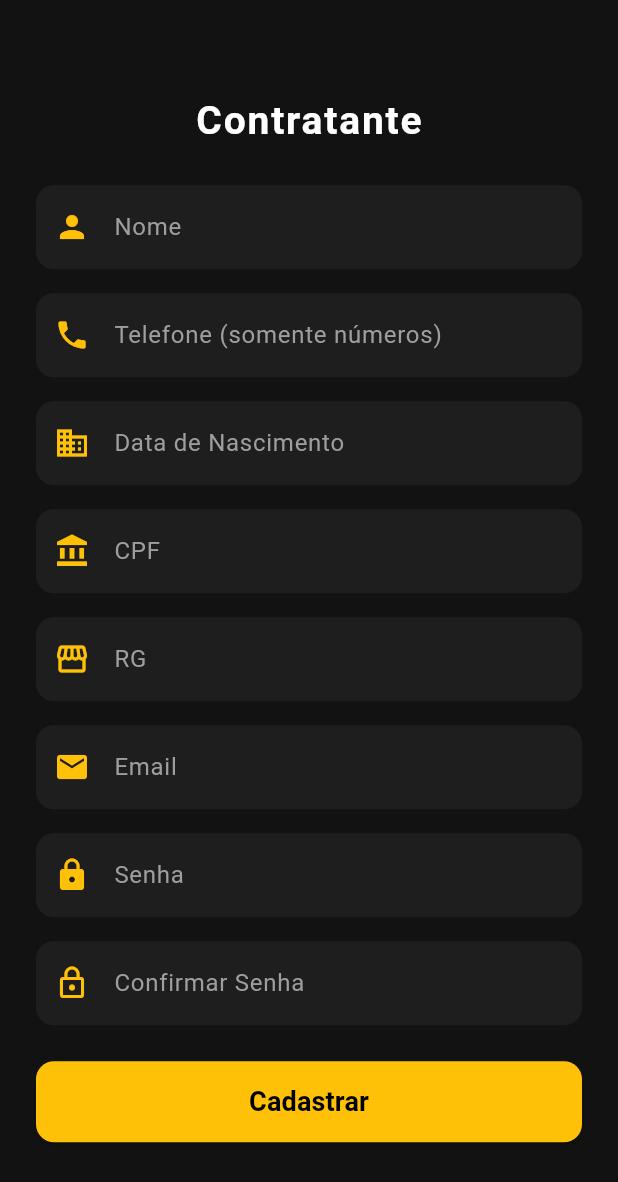
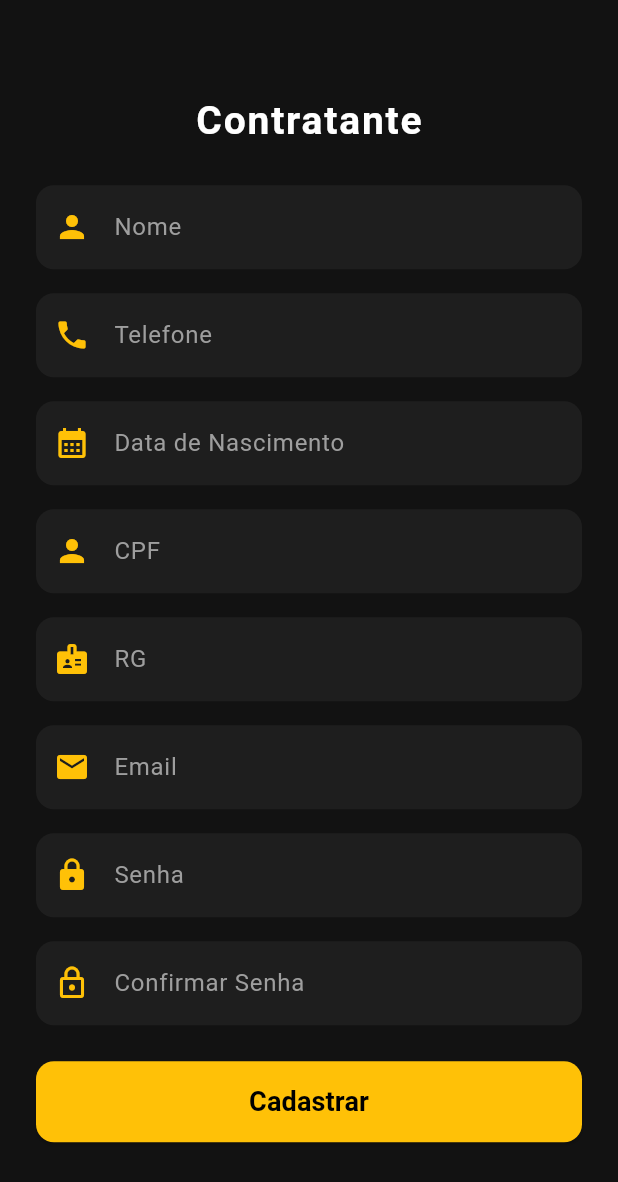
Before and after one commit to G4BR13L-R/WorkMatchApp, a Flutter app: the RegisterContratado screen opened by its route, on a phone screen of 412 x 824 dp. Shown: the top 1182 px of the screen. Run offline on Flutter 3.47's test engine with Material 3 defaults, Android fonts, the phone set to English and light mode, and no system bars; our stand-ins replace flutter_dotenv, flutter_secure_storage, flutter_typeahead, mask_text_input_formatter; accounts and stored records are empty; network calls fail.

Commit message:
Adicionado mascaras no cadastro do contratado e contratante

```diff
--- a/lib/ui/controllers/contratado_profile_controller.dart
+++ b/lib/ui/controllers/contratado_profile_controller.dart
@@ -21,10 +21,13 @@ class ContratadoProfileController {
     if (nome.isEmpty) throw Exception("O campo nome é obrigatório");
     if (telefone.isEmpty) throw Exception("o campo telefone é obrigatório");
     if (dataNascimento.isEmpty) throw Exception("o campo data de nascimento é obrigatório");
+    if (dataNascimento.length < 10) throw Exception("o campo data de nascimento é inválido");
     if (cpf.isEmpty) throw Exception("o campo CPF é obrigatório");
     if (email.isEmpty) throw Exception("o campo email é obrigatório");
     if (password.isEmpty) throw Exception("o campo senha é obrigatório");
     if (passwordConfirmation.isEmpty) throw Exception("o campo confirmação de senha é obrigatório");
+
+    dataNascimento = dataNascimento.split('/').reversed.join('-');
 
     return await contratadoProfileRepository.store(
       nome,
@@ -54,8 +57,11 @@ class ContratadoProfileController {
     if (nome.isEmpty) throw Exception("O campo nome é obrigatório");
     if (telefone.isEmpty) throw Exception("o campo telefone é obrigatório");
     if (dataNascimento.isEmpty) throw Exception("o campo data de nascimento é obrigatório");
+    if (dataNascimento.length < 10) throw Exception("o campo data de nascimento é inválido");
     if (cpf.isEmpty) throw Exception("o campo CPF é obrigatório");
     if (email.isEmpty) throw Exception("o campo email é obrigatório");
+
+    dataNascimento = dataNascimento.split('/').reversed.join('-');
 
     return await contratadoProfileRepository.update(
       nome,
--- a/lib/ui/screens/contratado/register_contratado.dart
+++ b/lib/ui/screens/contratado/register_contratado.dart
@@ -1,4 +1,5 @@
 import 'package:flutter/material.dart';
+import 'package:mask_text_input_formatter/mask_text_input_formatter.dart';
 import 'package:work_match_app/core/theme/app_colors.dart';
 import 'package:work_match_app/core/theme/app_text_styles.dart';
 import 'package:work_match_app/core/utils/snackbar_helper.dart';
@@ -56,23 +57,44 @@ class _RegisterContratadoState extends State<RegisterContratado> {
                 const SizedBox(height: 16),
 
                 CustomTextField(
-                  hintText: "Telefone (somente números)",
+                  hintText: "Telefone",
                   icon: Icons.phone,
                   controller: _telefoneController,
+                  inputFormatters: [
+                    MaskTextInputFormatter(mask: '(##) #####-####', filter: {"#": RegExp(r'[0-9]')}),
+                  ],
+                  keyboardType: TextInputType.phone,
                 ),
                 const SizedBox(height: 16),
 
                 CustomTextField(
                   hintText: "Data de Nascimento",
-                  icon: Icons.business,
+                  icon: Icons.calendar_month,
                   controller: _dataNascimentoController,
+                  inputFormatters: [
+                    MaskTextInputFormatter(mask: '##/##/####', filter: {"#": RegExp(r'[0-9]')}),
+                  ],
+                  keyboardType: TextInputType.datetime,
                 ),
                 const SizedBox(height: 16),
 
-                CustomTextField(hintText: "CPF", icon: Icons.account_balance, controller: _cpfController),
+                CustomTextField(
+                  hintText: "CPF",
+                  icon: Icons.person,
+                  controller: _cpfController,
+                  inputFormatters: [
+                    MaskTextInputFormatter(mask: '###.###.###-##', filter: {"#": RegExp(r'[0-9]')}),
+                  ],
+                  keyboardType: TextInputType.number,
+                ),
                 const SizedBox(height: 16),
 
-                CustomTextField(hintText: "RG", icon: Icons.storefront, controller: _rgController),
+                CustomTextField(
+                  hintText: "RG",
+                  icon: Icons.badge,
+                  controller: _rgController,
+                  keyboardType: TextInputType.number,
+                ),
                 const SizedBox(height: 16),
 
                 CustomTextField(hintText: "Email", icon: Icons.email, controller: _emailController),
```
Also changed, not shown: lib/ui/screens/contratado/profile_contratado.dart (+38 -7 lines), lib/ui/screens/contratante/profile_contratante.dart (+26 -5 lines), lib/ui/screens/contratante/register_contratante.dart (+15 -2 lines).
